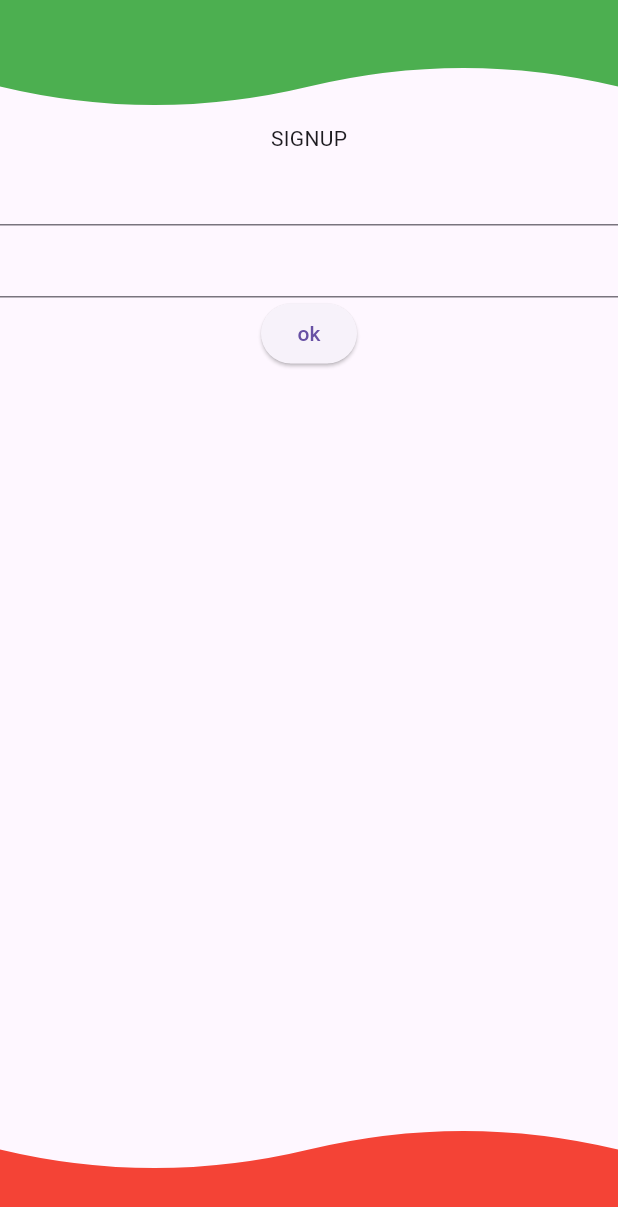
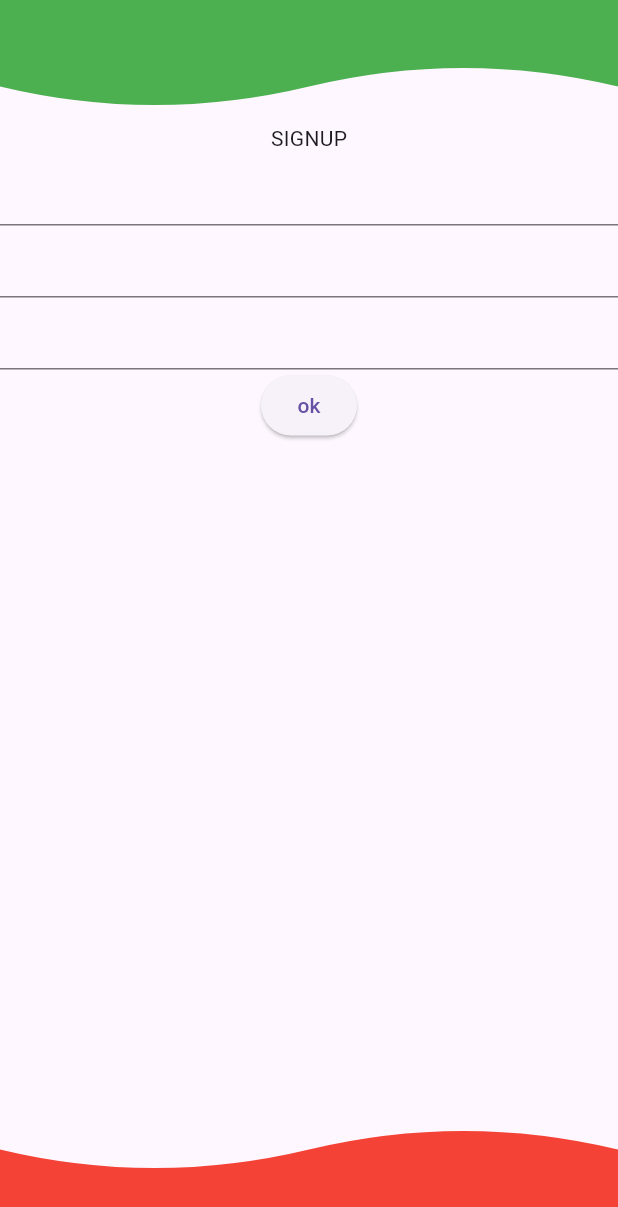
Before and after one commit to nitishdotdot/portfolioapp, a Flutter app: the Signup screen opened directly, on a phone screen of 412 x 824 dp. Shown: the top 1207 px of the screen. Run offline on Flutter 3.47's test engine with Material 3 defaults, Android fonts, the phone set to English and light mode, and no system bars; our stand-ins replace dio, flutter_bloc, flutter_dotenv, google_sign_in, loading_animation_widget; network calls fail.

Commit message:
fix(login) login after signup

```diff
--- a/mobile/lib/data/repository/auth_repository_impl.dart
+++ b/mobile/lib/data/repository/auth_repository_impl.dart
@@ -4,14 +4,14 @@ import 'package:portfolioapp/domain/repository/auth_repository.dart';
 
 class AuthRepositoryImpl extends AuthRepository {
   @override
-  Future<bool> signIn() async {
+  Future<bool> signIn(String email, String password) async {
     AuthApi authapi = AuthApiImpl();
-    return await authapi.signInApi();
+    return await authapi.signInApi(email, password);
   }
 
   @override
   Future<bool> signUp(String name, String email, String password) async {
     AuthApi authapi = AuthApiImpl();
-    return await authapi.signUpApi();
+    return await authapi.signUpApi(name, email, password);
   }
 }
--- a/mobile/lib/domain/api/auth_api.dart
+++ b/mobile/lib/domain/api/auth_api.dart
@@ -1,4 +1,4 @@
 abstract class AuthApi {
-  Future<bool> signInApi();
+  Future<bool> signInApi(String email, String password);
   Future<bool> signUpApi(String name, String email, String password);
 }
--- a/mobile/lib/domain/repository/auth_repository.dart
+++ b/mobile/lib/domain/repository/auth_repository.dart
@@ -1,4 +1,4 @@
 abstract class AuthRepository {
-  Future<bool> signIn();
+  Future<bool> signIn(String email, String password);
   Future<bool> signUp(String name, String email, String password);
 }
--- a/mobile/lib/presentation/pages/signup.dart
+++ b/mobile/lib/presentation/pages/signup.dart
@@ -1,4 +1,8 @@
 import 'package:flutter/material.dart';
+import 'package:portfolioapp/data/repository/auth_repository_impl.dart';
+import 'package:portfolioapp/domain/repository/auth_repository.dart';
+import 'package:portfolioapp/presentation/pages/loginpage.dart';
+import 'package:portfolioapp/presentation/pages/portfolioapp.dart';
 import 'package:portfolioapp/presentation/widget/header.dart';
 import 'package:portfolioapp/presentation/widget/footer.dart';
 
@@ -10,9 +14,12 @@ class Signup extends StatefulWidget {
 }
 
 class _SignupState extends State<Signup> {
-  TextEditingController? name;
-  TextEditingController? email;
-  TextEditingController? password;
+  TextEditingController name = TextEditingController();
+  TextEditingController email = TextEditingController();
+  TextEditingController password = TextEditingController();
+  String? name1;
+  String? email1;
+  String? password1;
   @override
   Widget build(BuildContext context) {
     return Scaffold(
@@ -25,9 +32,35 @@ class _SignupState extends State<Signup> {
                 child: Column(
                   children: [
                     Text('SIGNUP'),
-                    TextField(controller: name),
-                    TextField(controller: email),
-                    ElevatedButton(onPressed: () {}, child: Text('ok')),
+                    TextFormField(
+                      controller: name,
+                      decoration: InputDecoration(),
+                    ),
+                    TextFormField(controller: email),
+                    TextFormField(controller: password),
+                    ElevatedButton(
+                      onPressed: () async {
+                        AuthRepository authRepository = AuthRepositoryImpl();
+                        final response = await authRepository.signUp(
+                          name.text,
+                          email.text,
+                          password.text,
+                        );
+                        if (context.mounted) {
+                          if (response == true) {
+                            Navigator.pushReplacement(
+                              context,
+                              MaterialPageRoute(builder: (_) => Loginpage()),
+                            );
+                          } else {
+                            ScaffoldMessenger.of(context).showSnackBar(
+                              SnackBar(content: Text('error in signup')),
+                            );
+                          }
+                        }
+                      },
+                      child: Text('ok'),
+                    ),
                   ],
                 ),
               ),
```
Also changed, not shown: mobile/lib/data/datasource/remote/auth_api_impl.dart (+20 -5 lines), mobile/lib/presentation/pages/loginpage.dart (+27 -2 lines), mobile/lib/presentation/pages/portfolioapp.dart (+12 -67 lines), 1 other file.
